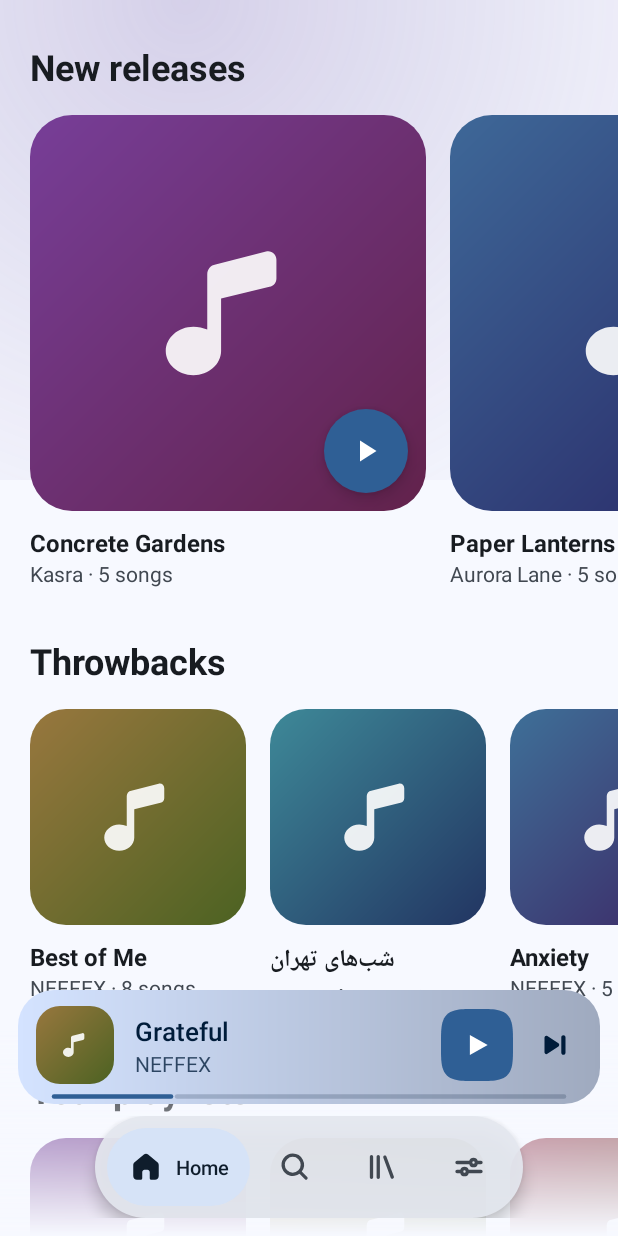
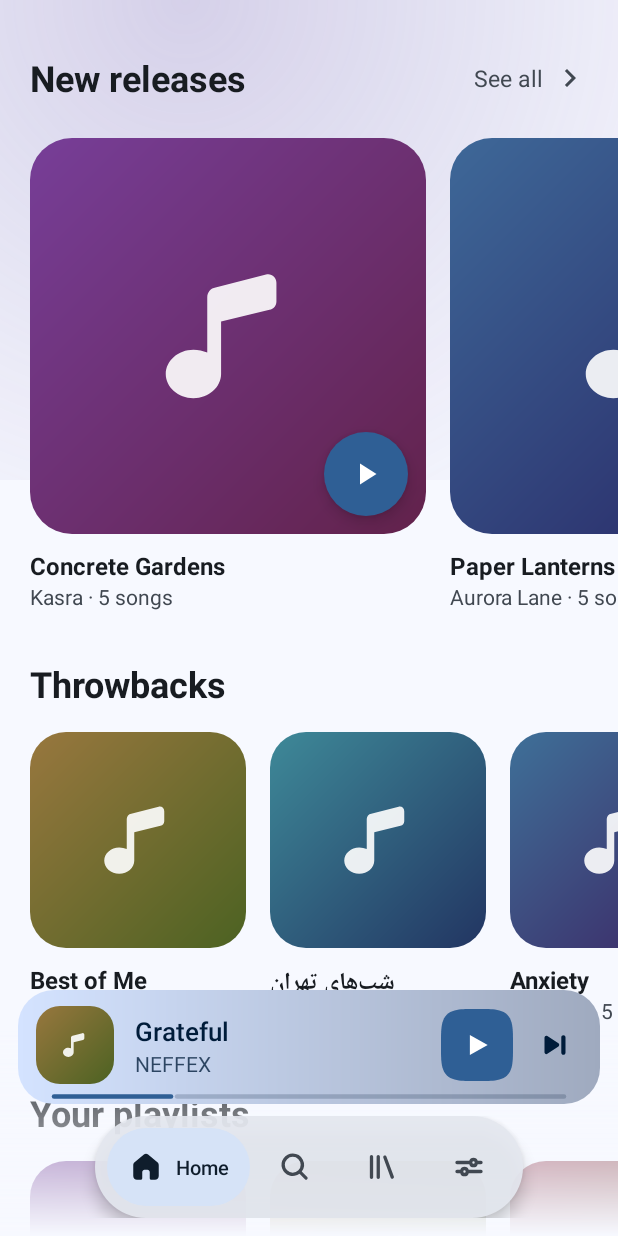
Before and after one commit to mhrsdev/music-player, an Android app: the HomeFragment screen opened directly, with no data from a screen before it, after a tap on "Home", on a phone screen of 412 x 824 dp. Run offline under Robolectric (Android 15) with nearby library versions, the phone set to English and light mode, and no system bars; pictures from the network do not load.

Commit message:
T3: Home 'See all' on Recently added; drop unused strings
Co-Authored-By: Claude Opus 5.5 <noreply@anthropic.com>
Claude-Session: https://claude.ai/code/session_01Vs9o5GYUVh6nkyc9RDeAP9

```diff
--- a/app/src/main/java/com/mhrsdev/musicplayer/ui/home/HomeAdapter.java
+++ b/app/src/main/java/com/mhrsdev/musicplayer/ui/home/HomeAdapter.java
@@ -29,6 +29,9 @@ final class HomeAdapter extends ListAdapter<HomeAdapter.Row, RecyclerView.ViewHo
         void onTrackClick(HomeSection section, Track track);
 
         void onShuffle(HomeSection section);
+
+        /** "See all" on the Recently added hero row. */
+        void onSeeAll(HomeSection section);
     }
 
     /** One row of the Home list. */
@@ -95,11 +98,17 @@ final class HomeAdapter extends ListAdapter<HomeAdapter.Row, RecyclerView.ViewHo
         Object b = ((Bound<?>) holder).b;
         if (b instanceof HomeHeaderBinding h) {
             h.title.setText(row.section().title());
-            boolean list = row.section().style() == HomeSectionStyle.LIST;
-            h.action.setVisibility(list ? View.VISIBLE : View.GONE);
-            h.action.setText(R.string.home_shuffle);
-            h.action.setCompoundDrawablesRelativeWithIntrinsicBounds(R.drawable.nav_ic_shuffle, 0, 0, 0);
-            h.action.setOnClickListener(v -> listener.onShuffle(row.section()));
+            HomeSectionStyle style = row.section().style();
+            h.action.setVisibility(style == HomeSectionStyle.CAROUSEL ? View.GONE : View.VISIBLE);
+            if (style == HomeSectionStyle.LIST) {
+                h.action.setText(R.string.home_shuffle);
+                h.action.setCompoundDrawablesRelativeWithIntrinsicBounds(R.drawable.nav_ic_shuffle, 0, 0, 0);
+                h.action.setOnClickListener(v -> listener.onShuffle(row.section()));
+            } else {
+                h.action.setText(R.string.home_see_all);
+                h.action.setCompoundDrawablesRelativeWithIntrinsicBounds(0, 0, R.drawable.nav_ic_chevron, 0);
+                h.action.setOnClickListener(v -> listener.onSeeAll(row.section()));
+            }
         } else if (b instanceof LibraryRowTrackBinding t) {
             Track track = row.track();
             t.title.setText(track.title());
--- a/app/src/main/java/com/mhrsdev/musicplayer/ui/home/HomeFragment.java
+++ b/app/src/main/java/com/mhrsdev/musicplayer/ui/home/HomeFragment.java
@@ -77,6 +77,10 @@ public final class HomeFragment extends Fragment implements HomeAdapter.Listener
         vm.playFromSection(section, track);
     }
 
+    @Override public void onSeeAll(HomeSection section) {
+        Screens.openTrackList(this, ScreenNavigator.TrackList.RECENT, null);
+    }
+
     @Override public void onShuffle(HomeSection section) {
         vm.shuffleSection(section);
     }
--- a/app/src/main/res/values/scr_strings.xml
+++ b/app/src/main/res/values/scr_strings.xml
@@ -1,12 +1,7 @@
 <resources>
-    <string name="nav_home">Home</string>
-    <string name="nav_search">Search</string>
-    <string name="nav_library">Library</string>
     <string name="nav_settings">Settings</string>
     <string name="nav_back">Back</string>
     <string name="nav_play">Play</string>
-    <string name="nav_pause">Pause</string>
-    <string name="nav_open_player">Open player</string>
     <string name="nav_player_unavailable">The player screen is not available yet</string>
     <string name="nav_perm_title">Your music, on this phone</string>
     <string name="nav_perm_body">To play the songs stored on your device, the app needs permission to read audio files. Nothing leaves your phone.</string>
```
Also changed, not shown: 1 other file.
